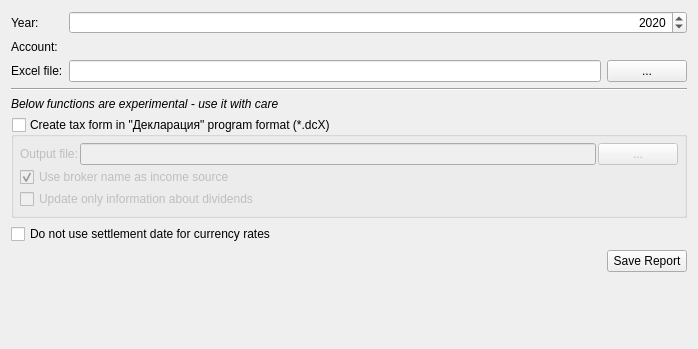
Old version of the form jal/ui/tax_export_widget.ui in the repository titov-vv/jal.
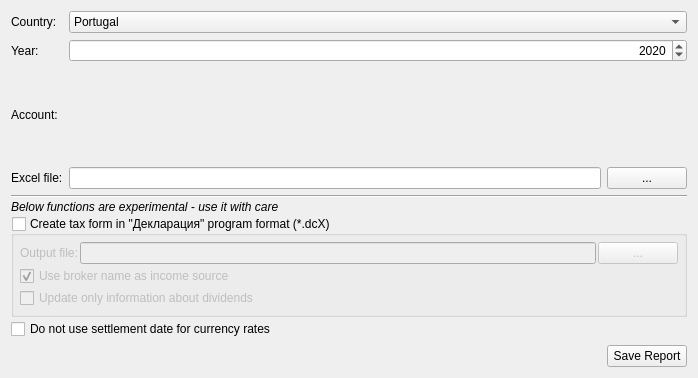
New version of the form. Custom widgets are drawn as their Qt base class.

Commit message: GUI was extended to adopt other countries in tax report preparation dialog.

Diff of the .ui file:
```diff
--- a/jal/ui/tax_export_widget.ui
+++ b/jal/ui/tax_export_widget.ui
@@ -7,89 +7,86 @@
     <x>0</x>
     <y>0</y>
     <width>698</width>
-    <height>349</height>
+    <height>378</height>
    </rect>
   </property>
+  <property name="sizePolicy">
+   <sizepolicy hsizetype="Preferred" vsizetype="MinimumExpanding">
+    <horstretch>0</horstretch>
+    <verstretch>0</verstretch>
+   </sizepolicy>
+  </property>
   <property name="windowTitle">
    <string>Taxes</string>
   </property>
   <layout class="QGridLayout" name="gridLayout">
-   <item row="3" column="0" colspan="3">
-    <widget class="Line" name="line">
-     <property name="orientation">
-      <enum>Qt::Horizontal</enum>
-     </property>
+   <item row="0" column="1" colspan="2">
+    <widget class="QComboBox" name="comboBox">
+     <item>
+      <property name="text">
+       <string>Portugal</string>
+      </property>
+     </item>
+     <item>
+      <property name="text">
+       <string>Russia</string>
+      </property>
+     </item>
     </widget>
    </item>
-   <item row="7" column="2">
+   <item row="8" column="2">
     <widget class="QPushButton" name="SaveButton">
      <property name="text">
       <string>Save Report</string>
      </property>
     </widget>
    </item>
-   <item row="2" column="2">
-    <widget class="QPushButton" name="XlsSelectBtn">
-     <property name="sizePolicy">
-      <sizepolicy hsizetype="Minimum" vsizetype="Fixed">
-       <horstretch>0</horstretch>
-       <verstretch>0</verstretch>
-      </sizepolicy>
-     </property>
-     <property name="toolTip">
-      <string>Select file</string>
-     </property>
+   <item row="1" column="0">
+    <widget class="QLabel" name="YearLbl">
      <property name="text">
-      <string>...</string>
+      <string>Year:</string>
      </property>
     </widget>
    </item>
-   <item row="8" column="0">
-    <spacer name="verticalSpacer">
-     <property name="orientation">
-      <enum>Qt::Vertical</enum>
-     </property>
-     <property name="sizeHint" stdset="0">
-      <size>
-       <width>20</width>
-       <height>52</height>
-      </size>
-     </property>
-    </spacer>
-   </item>
-   <item row="0" column="1" colspan="2">
-    <widget class="QSpinBox" name="Year">
-     <property name="alignment">
-      <set>Qt::AlignRight|Qt::AlignTrailing|Qt::AlignVCenter</set>
-     </property>
-     <property name="suffix">
-      <string/>
-     </property>
-     <property name="minimum">
-      <number>2010</number>
-     </property>
-     <property name="maximum">
-      <number>2030</number>
-     </property>
-     <property name="value">
-      <number>2020</number>
-     </property>
-    </widget>
-   </item>
-   <item row="2" column="1">
-    <widget class="QLineEdit" name="XlsFileName">
-     <property name="sizePolicy">
-      <sizepolicy hsizetype="Expanding" vsizetype="Fixed">
-       <horstretch>0</horstretch>
-       <verstretch>0</verstretch>
-      </sizepolicy>
-     </property>
+   <item row="2" column="1" colspan="2">
+    <widget class="AccountSelector" name="AccountWidget" native="true">
      <property name="toolTip">
       <string>File where to store tax report in Excel format</string>
      </property>
     </widget>
    </item>
    <item row="4" column="0" colspan="3">
+    <widget class="QFrame" name="RussianSpecificFrame">
+     <property name="frameShape">
+      <enum>QFrame::NoFrame</enum>
+     </property>
+     <property name="frameShadow">
+      <enum>QFrame::Raised</enum>
+     </property>
+     <layout class="QVBoxLayout" name="verticalLayout">
+      <property name="spacing">
+       <number>2</number>
+      </property>
+      <property name="leftMargin">
+       <number>0</number>
+      </property>
+      <property name="topMargin">
+       <number>0</number>
+      </property>
+      <property name="rightMargin">
+       <number>0</number>
+      </property>
+      <property name="bottomMargin">
+       <number>0</number>
+      </property>
+      <item>
+       <widget class="Line" name="line">
+        <property name="orientation">
+         <enum>Qt::Horizontal</enum>
+        </property>
+       </widget>
+      </item>
+      <item>
     <widget class="QLabel" name="WarningLbl">
      <property name="font">
       <font>
@@ -101,35 +98,7 @@
      </property>
     </widget>
    </item>
-   <item row="1" column="0">
-    <widget class="QLabel" name="AccountLbl">
-     <property name="text">
-      <string>Account:</string>
-     </property>
-    </widget>
-   </item>
-   <item row="2" column="0">
-    <widget class="QLabel" name="XlsFileLbl">
-     <property name="text">
-      <string>Excel file:</string>
-     </property>
-    </widget>
-   </item>
-   <item row="6" column="0" colspan="3">
-    <widget class="QCheckBox" name="NoSettlement">
-     <property name="text">
-      <string>Do not use settlement date for currency rates</string>
-     </property>
-    </widget>
-   </item>
-   <item row="0" column="0">
-    <widget class="QLabel" name="YearLbl">
-     <property name="text">
-      <string>Year:</string>
-     </property>
-    </widget>
-   </item>
-   <item row="5" column="0" colspan="3">
+      <item>
     <widget class="QGroupBox" name="DlsgGroup">
      <property name="sizePolicy">
       <sizepolicy hsizetype="Preferred" vsizetype="Preferred">
@@ -209,10 +178,82 @@
      </layout>
     </widget>
    </item>
+      <item>
+       <widget class="QCheckBox" name="NoSettlement">
+        <property name="text">
+         <string>Do not use settlement date for currency rates</string>
+        </property>
+       </widget>
+      </item>
+     </layout>
+    </widget>
+   </item>
+   <item row="3" column="2">
+    <widget class="QPushButton" name="XlsSelectBtn">
+     <property name="sizePolicy">
+      <sizepolicy hsizetype="Minimum" vsizetype="Fixed">
+       <horstretch>0</horstretch>
+       <verstretch>0</verstretch>
+      </sizepolicy>
+     </property>
+     <property name="toolTip">
+      <string>Select file</string>
+     </property>
+     <property name="text">
+      <string>...</string>
+     </property>
+    </widget>
+   </item>
+   <item row="3" column="1">
+    <widget class="QLineEdit" name="XlsFileName">
+     <property name="sizePolicy">
+      <sizepolicy hsizetype="Expanding" vsizetype="Fixed">
+       <horstretch>0</horstretch>
+       <verstretch>0</verstretch>
+      </sizepolicy>
+     </property>
+     <property name="toolTip">
+      <string>File where to store tax report in Excel format</string>
+     </property>
+    </widget>
+   </item>
+   <item row="3" column="0">
+    <widget class="QLabel" name="XlsFileLbl">
+     <property name="text">
+      <string>Excel file:</string>
+     </property>
+    </widget>
+   </item>
+   <item row="0" column="0">
+    <widget class="QLabel" name="CountryLbl">
+     <property name="text">
+      <string>Country:</string>
+     </property>
+    </widget>
+   </item>
    <item row="1" column="1" colspan="2">
-    <widget class="AccountSelector" name="AccountWidget" native="true">
-     <property name="toolTip">
-      <string>Foreign account to prepare tax report for</string>
+    <widget class="QSpinBox" name="Year">
+     <property name="alignment">
+      <set>Qt::AlignRight|Qt::AlignTrailing|Qt::AlignVCenter</set>
+     </property>
+     <property name="suffix">
+      <string/>
+     </property>
+     <property name="minimum">
+      <number>2010</number>
+     </property>
+     <property name="maximum">
+      <number>2030</number>
+     </property>
+     <property name="value">
+      <number>2020</number>
+     </property>
+    </widget>
+   </item>
+   <item row="2" column="0">
+    <widget class="QLabel" name="AccountLbl">
+     <property name="text">
+      <string>Account:</string>
      </property>
     </widget>
    </item>
```
Left out of the diff: 2 changed lines with no effect on the pictures. Lines whose indentation alone changed are shown as unchanged. The commit also changes 6 other files.
